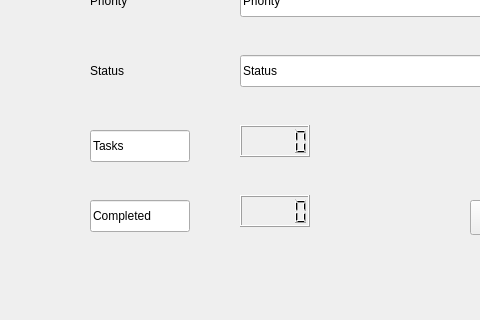
Old version of the form Qt_projects/project_manager/mainwindow.ui in the repository av7267/Cpp-and-Qt-learning; both pictures show x 0 to 480 and y 280 to 600 of the 800 by 600 pixel window.
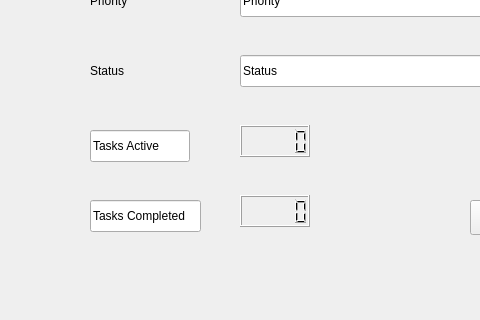
New version of the form. The open tabs and pages were chosen to show the change. Icons and pictures are not drawn.

Commit message: task table changes have been done

Patch:
```diff
--- a/Qt_projects/project_manager/mainwindow.ui
+++ b/Qt_projects/project_manager/mainwindow.ui
@@ -682,7 +682,7 @@
        </rect>
       </property>
       <property name="text">
-       <string>Tasks</string>
+       <string>Tasks Active</string>
       </property>
      </widget>
      <widget class="QLineEdit" name="proj_completed">
@@ -690,12 +690,12 @@
        <rect>
         <x>100</x>
         <y>480</y>
-        <width>100</width>
+        <width>111</width>
         <height>32</height>
        </rect>
       </property>
       <property name="text">
-       <string>Completed</string>
+       <string>Tasks Completed</string>
       </property>
      </widget>
      <widget class="QLCDNumber" name="Tasks_number">
```
Left out of the diff: 10 changed lines with no effect on the pictures. The commit also changes 5 other files.
